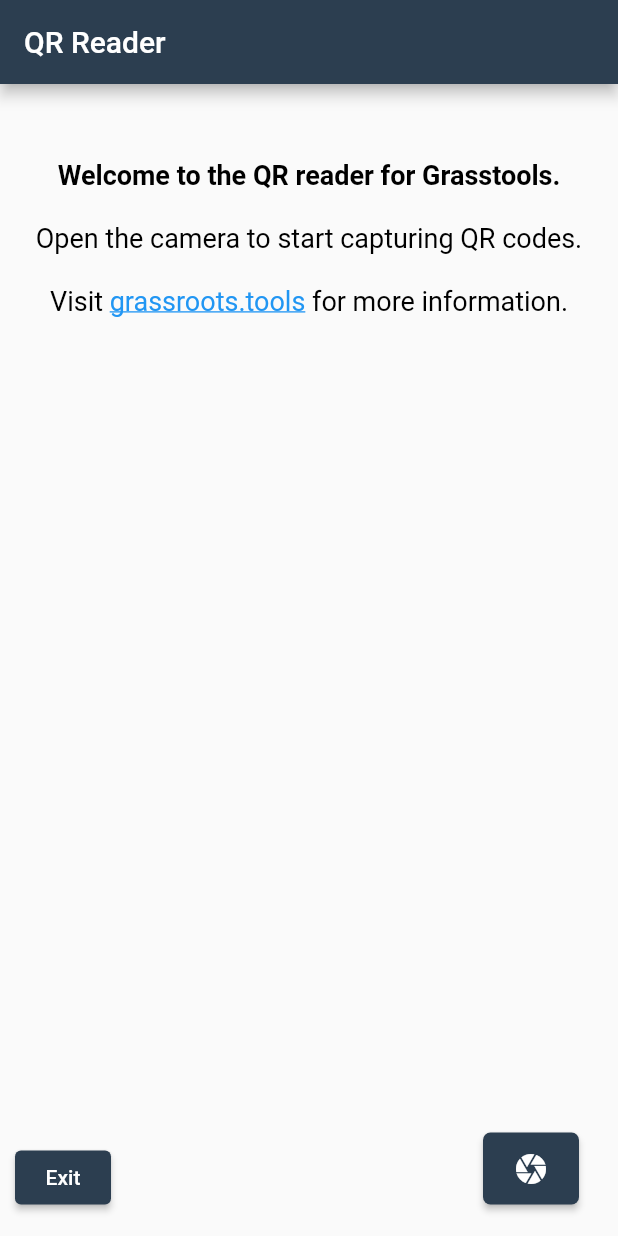
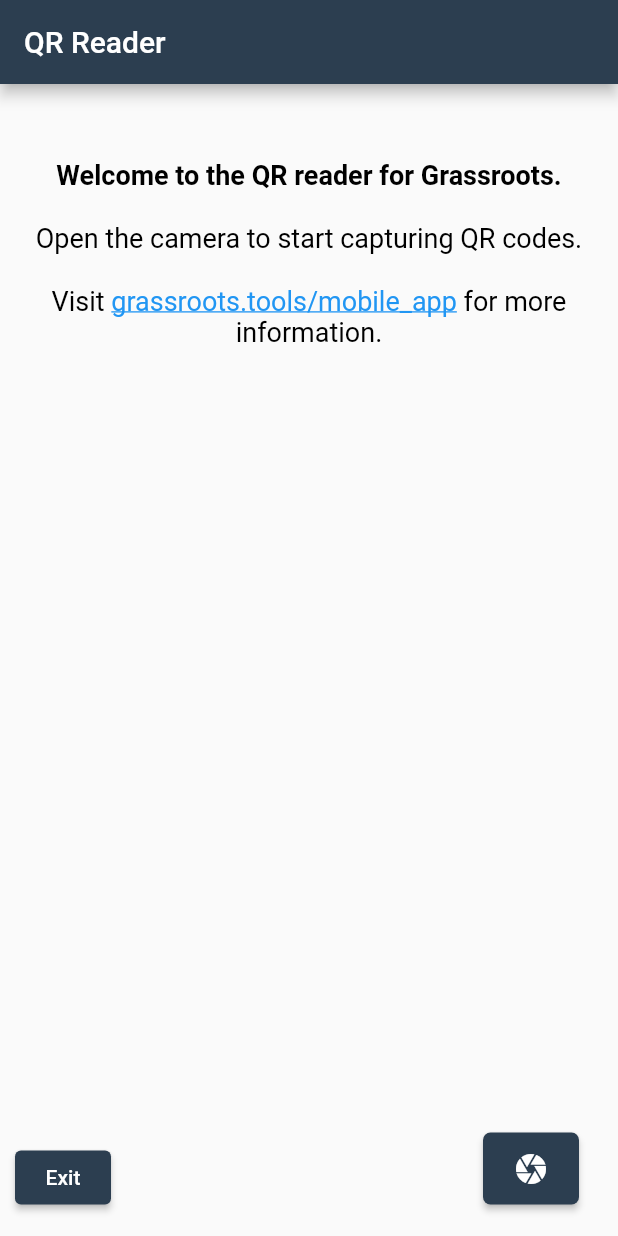
Before and after one commit to DOC-MEX/grassroots_mobile_app, a Flutter app: the screen it shows after launch, on a phone screen of 412 x 824 dp. Run offline on Flutter 3.47's test engine with Material 2 defaults, Android fonts, the phone set to English and light mode, and no system bars; missing offline and left inert: mobile_scanner.

Commit message:
correct null count when there is still no observations. Updated link on welcome page. Change format of observation table

```diff
--- a/lib/qr_code_service.dart
+++ b/lib/qr_code_service.dart
@@ -51,11 +51,10 @@ class QRCodeService {
     if (parsedData.statusText == "Succeeded" || parsedData.statusText == "Partially succeeded") {
       parsedData.studyIndex = responseData['results'][0]['results'][0]['data']['study_index'];
       parsedData.accession = responseData['results'][0]['results'][0]['data']['material']['accession'];
+      parsedData.observationsCount =
+          (responseData['results'][0]['results'][0]['data']['observations'] as List?)?.length ?? 0;
 
       if (responseData['results'][0]['results'][0]['data'].containsKey('observations')) {
-        parsedData.observationsCount =
-            (responseData['results'][0]['results'][0]['data']['observations'] as List).length;
-
         parsedData.studyName = responseData['results'][0]['results'][0]['data']['study']['so:name'];
         parsedData.studyID = responseData['results'][0]['results'][0]['data']['study']['_id']['\$oid'];
         var observations = responseData['results'][0]['results'][0]['data']['observations'];
--- a/lib/welcome_message.dart
+++ b/lib/welcome_message.dart
@@ -4,7 +4,7 @@ import 'package:flutter/gestures.dart';
 
 class WelcomeMessageWidget extends StatelessWidget {
   //final String _websiteUrl = "https://grassroots.tools";
-  final Uri _websiteUrl = Uri.parse('https://grassroots.tools/');
+  final Uri _websiteUrl = Uri.parse('https://grassroots.tools/mobile_app/');
 
   @override
   Widget build(BuildContext context) {
@@ -18,7 +18,7 @@ class WelcomeMessageWidget extends StatelessWidget {
           style: TextStyle(fontSize: 16, color: Colors.black),
           children: [
             TextSpan(
-              text: "Welcome to the QR reader for Grasstools.\n\n",
+              text: "Welcome to the QR reader for Grassroots.\n\n",
               style: TextStyle(fontSize: 18, fontWeight: FontWeight.bold),
             ),
             TextSpan(
@@ -30,7 +30,7 @@ class WelcomeMessageWidget extends StatelessWidget {
               style: TextStyle(fontSize: 18),
             ),
             TextSpan(
-              text: "grassroots.tools",
+              text: "grassroots.tools/mobile_app",
               style: TextStyle(
                 fontSize: 18,
                 decoration: TextDecoration.underline,
```
Also changed, not shown: lib/table_observations.dart (+12 -11 lines).
